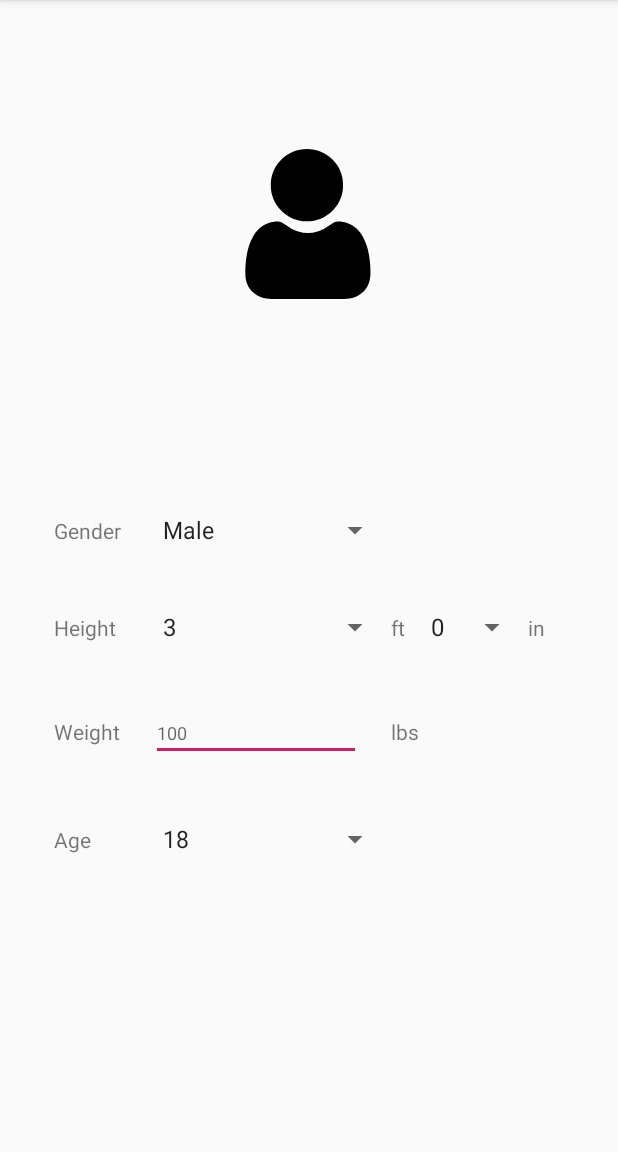
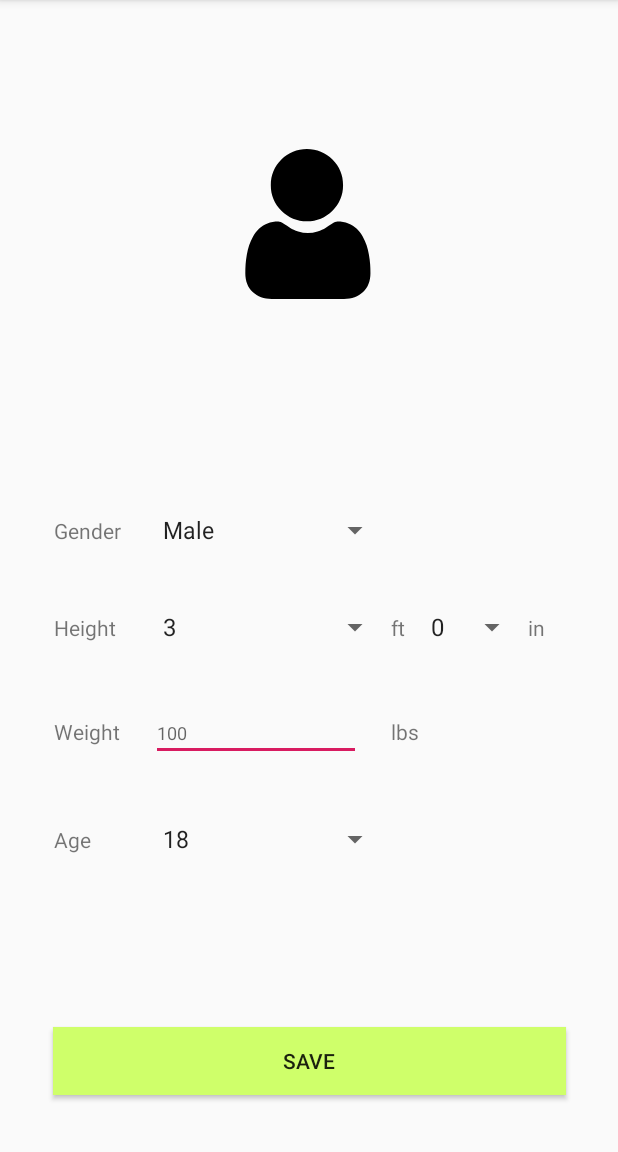
Before and after one commit to hoahhuynh/Ninia, an Android app: the ProfileActivity screen opened directly, with no data from a screen before it, on a phone screen of 412 x 824 dp, the part 84-1236 px from its top. Run offline under Robolectric (Android 15) with nearby library versions, the phone set to English and light mode, and no system bars.

Commit message:
get profile from sharedpreferences

```diff
--- a/app/src/main/AndroidManifest.xml
+++ b/app/src/main/AndroidManifest.xml
@@ -12,7 +12,8 @@
         android:label="@string/app_name"
         android:roundIcon="@mipmap/ic_launcher_round"
         android:supportsRtl="true"
-        android:theme="@style/AppTheme">
+        android:theme="@style/AppTheme"
+        >
 
         <meta-data android:name="com.google.android.geo.API_KEY"
             android:value="AIzaSyB0z6ZwZWxlMcg-r1KdZ3NIrqVLnvCrkH0"/>
--- a/app/src/main/java/android/ninia/ProfileActivity.java
+++ b/app/src/main/java/android/ninia/ProfileActivity.java
@@ -9,6 +9,7 @@ import android.util.Log;
 import android.view.View;
 import android.widget.AdapterView;
 import android.widget.ArrayAdapter;
+import android.widget.Button;
 import android.widget.Spinner;
 import android.widget.Switch;
 
@@ -20,6 +21,8 @@ public class ProfileActivity extends AppCompatActivity {
     Spinner genderSpin, ftSpin, inSpin, ageSpin;
     SharedPreferences preferences;
     SharedPreferences.Editor prefEditor;
+    Button saveBtn;
+
     @Override
     protected void onCreate(Bundle savedInstanceState) {
         super.onCreate(savedInstanceState);
@@ -31,6 +34,14 @@ public class ProfileActivity extends AppCompatActivity {
         ftSpin = (Spinner)findViewById(R.id.feetSPNR);
         inSpin = (Spinner)findViewById(R.id.inchesSpinner);
         ageSpin = (Spinner)findViewById(R.id.ageSPNR);
+        saveBtn = findViewById(R.id.profileSaveBtn);
+
+        preferences.getString("Gender", "Male");
+        preferences.getString("Feet", "4");
+        preferences.getString("Inches", "0");
+        preferences.getString("Weight", "100");
+        preferences.getString("Age", "18");
+
 
         ArrayAdapter<CharSequence> genderAdapter = ArrayAdapter.createFromResource(this,R.array.gender_values, android.R.layout.simple_spinner_item);
         ArrayAdapter<CharSequence> feetAdapter = ArrayAdapter.createFromResource(this,R.array.feet_values, android.R.layout.simple_spinner_item);
@@ -95,18 +106,18 @@ public class ProfileActivity extends AppCompatActivity {
             }
         });
 
+        saveBtn.setOnClickListener(new View.OnClickListener() {
+            @Override
+            public void onClick(View v) {
                 prefEditor.putString("Gender", gender);
                 prefEditor.putString("Feet", ft);
                 prefEditor.putString("Inches", inches);
                 prefEditor.putString("Weight", weight);
                 prefEditor.putString("Age", age);
+                prefEditor.commit();
                 prefEditor.apply();
-
-        preferences.getString("Gender", "Male");
-        preferences.getString("Feet", "4");
-        preferences.getString("Inches", "0");
-        preferences.getString("Weight", "100");
-        preferences.getString("Age", "18");
+            }
+        });
 
 
     }
--- a/app/src/main/res/layout/activity_profile.xml
+++ b/app/src/main/res/layout/activity_profile.xml
@@ -20,6 +20,7 @@
         android:contentDescription="@string/person"/>
 
     <TableLayout
+        android:id="@+id/tableLayout3"
         android:layout_width="339dp"
         android:layout_height="326dp"
         app:layout_constraintBottom_toBottomOf="parent"
@@ -108,8 +109,8 @@
                 android:layout_height="wrap_content"
                 android:layout_marginEnd="20dp"
                 android:layout_marginRight="20dp"
+                android:autofillHints="@string/weight_hint"
                 android:ems="10"
-                android:autofillHints="@string/weight_hint"
                 android:hint="@string/weight_hint"
                 android:inputType="numberDecimal"
                 android:textSize="12sp" />
@@ -143,4 +144,15 @@
         </TableRow>
     </TableLayout>
 
+    <Button
+        android:id="@+id/profileSaveBtn"
+        android:layout_width="342dp"
+        android:layout_height="45dp"
+        android:text="Save"
+        android:background="#CFFF6A"
+        app:layout_constraintBottom_toBottomOf="parent"
+        app:layout_constraintEnd_toEndOf="parent"
+        app:layout_constraintStart_toStartOf="parent"
+        app:layout_constraintTop_toBottomOf="@+id/tableLayout3" />
+
 </androidx.constraintlayout.widget.ConstraintLayout>
--- a/app/src/main/res/values/colors.xml
+++ b/app/src/main/res/values/colors.xml
@@ -3,4 +3,5 @@
     <color name="colorPrimary">#008577</color>
     <color name="colorPrimaryDark">#00574B</color>
     <color name="colorAccent">#D81B60</color>
+    <color name="colorSecondary">#CFFF6A</color>
 </resources>
```
Also changed, not shown: app/src/main/java/android/ninia/HomeActivity.java (+17 -0 lines), app/src/main/res/layout/activity_main.xml (+5 -4 lines). Lines whose indentation alone changed are shown as unchanged.
